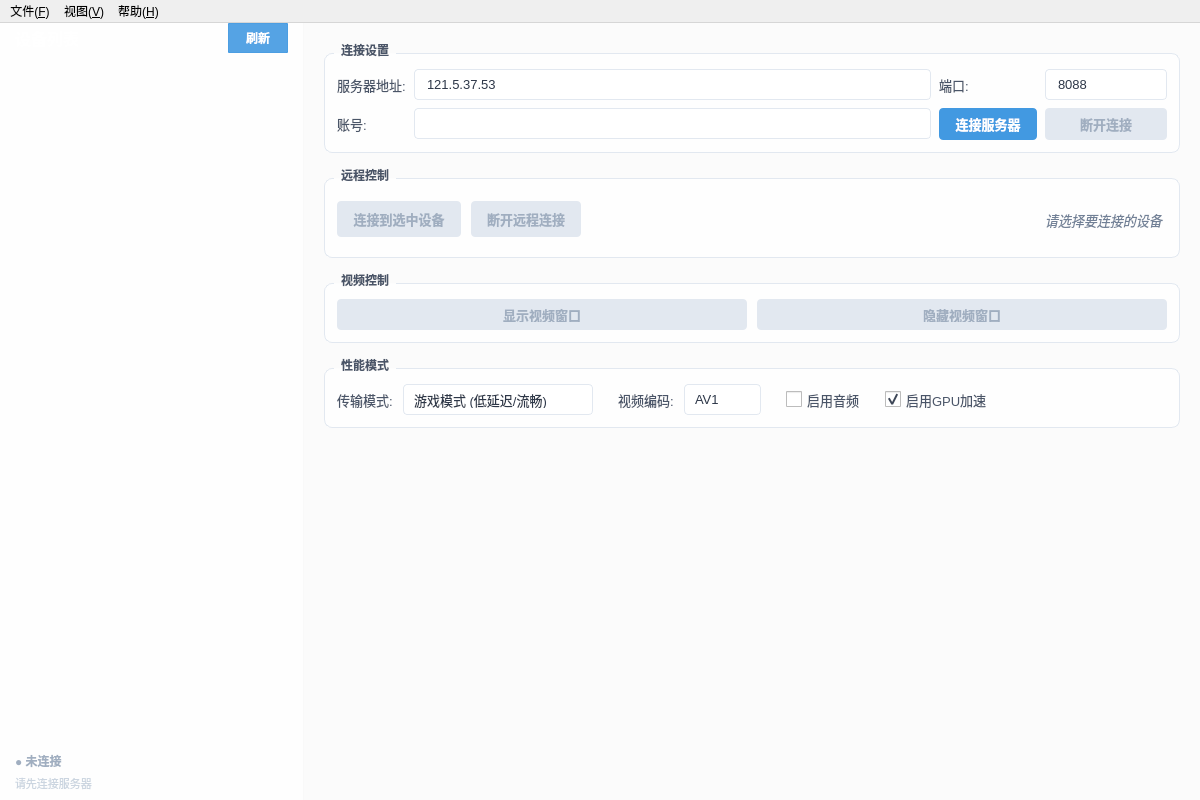
Old version of the form WebRTCRemoteMaster/mainwindow.ui in the repository HopeTiga/HopeDesk.
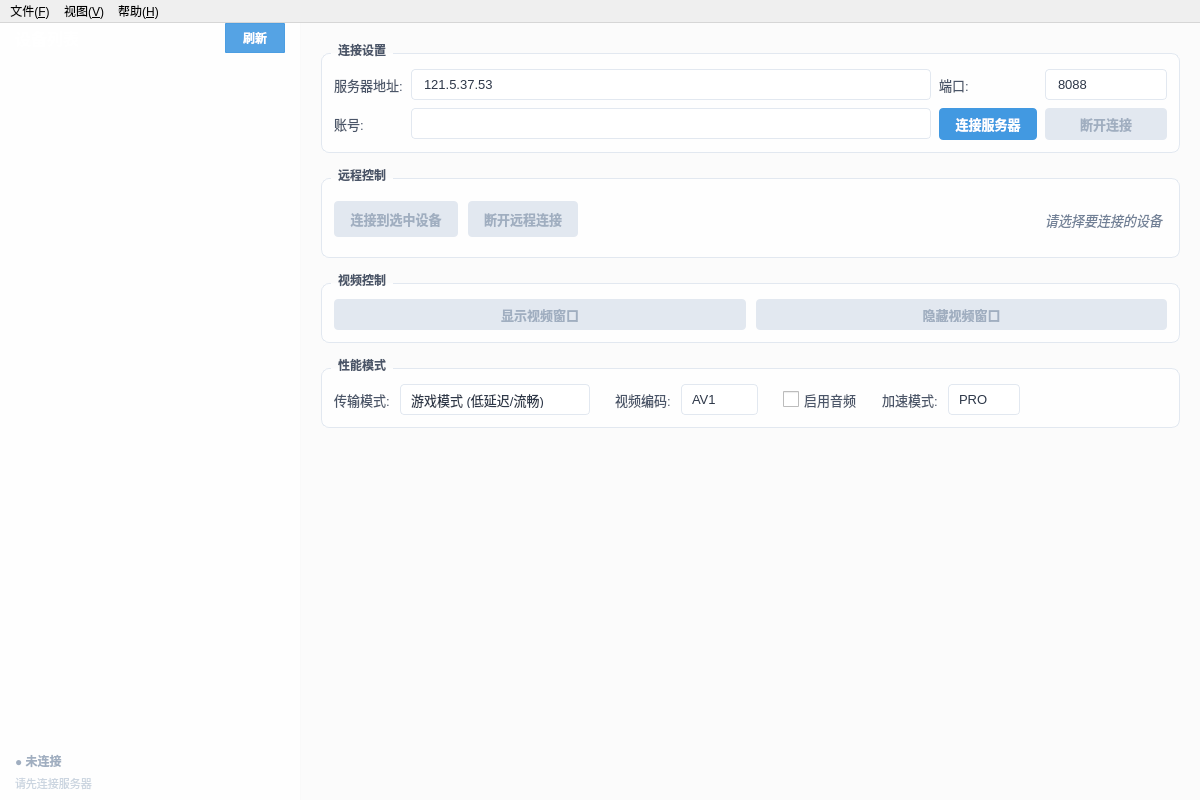
New version of the form.

Patch:
```diff
--- a/WebRTCRemoteMaster/mainwindow.ui
+++ b/WebRTCRemoteMaster/mainwindow.ui
@@ -936,24 +936,65 @@
             </spacer>
            </item>
            <item>
-            <widget class="QCheckBox" name="gpuCheckBox">
+            <widget class="QLabel" name="accelerationLabel">
              <property name="styleSheet">
-              <string notr="true">QCheckBox {
+              <string notr="true">font-size: 13px; color: #4A5568;</string>
+             </property>
+             <property name="text">
+              <string>加速模式:</string>
+             </property>
+            </widget>
+           </item>
+           <item>
+            <widget class="QComboBox" name="accelerationComboBox">
+             <property name="styleSheet">
+              <string notr="true">QComboBox {
+    background-color: rgba(255,255,255,0.85);
+    border: 1px solid #E2E8F0;
+    border-radius: 4px;
+    padding: 6px 10px;
     font-size: 13px;
-    color: #4A5568;
-    spacing: 5px;
+    color: #2D3748;
 }
-QCheckBox::indicator {
-    width: 16px;
-    height: 16px;
+QComboBox:focus {
+    border-color: #4299E1;
+}
+QComboBox:hover {
+    border-color: #CBD5E0;
+}
+QComboBox::drop-down {
+    border: none;
+    width: 20px;
+}
+QComboBox::down-arrow {
+    width: 12px;
+    height: 12px;
+    border: none;
+    image: none;
+    background: transparent;
 }</string>
              </property>
-             <property name="text">
-              <string>启用GPU加速</string>
+             <property name="currentText">
+              <string>PRO</string>
              </property>
-             <property name="checked">
-              <bool>true</bool>
+             <property name="currentIndex">
+              <number>2</number>
              </property>
+             <item>
+              <property name="text">
+               <string>CPU</string>
+              </property>
+             </item>
+             <item>
+              <property name="text">
+               <string>GPU</string>
+              </property>
+             </item>
+             <item>
+              <property name="text">
+               <string>PRO</string>
+              </property>
+             </item>
             </widget>
            </item>
            <item>
```
